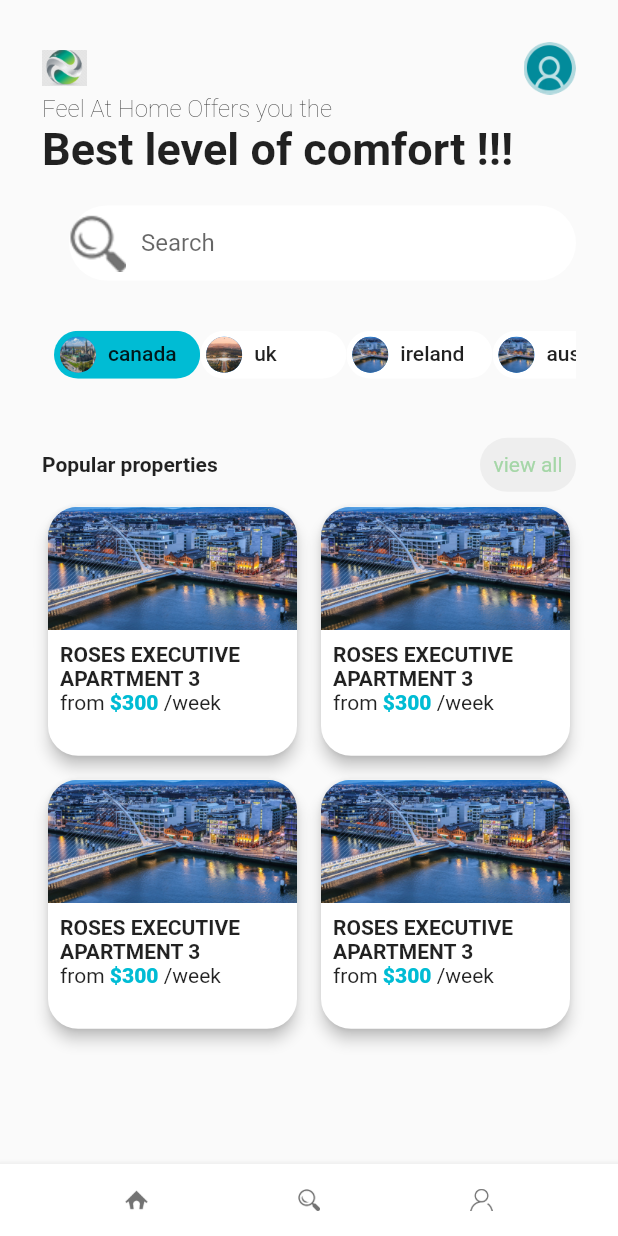
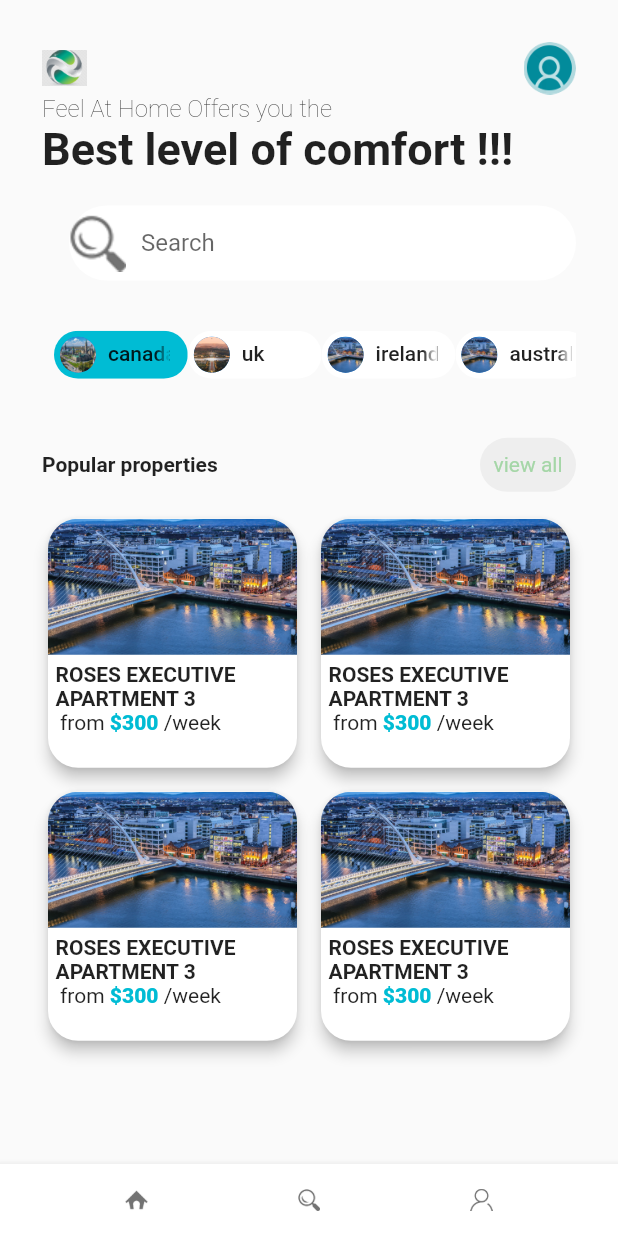
Before and after one commit to karmabe1iver/sampleui, a Flutter app: the screen it shows after launch, on a phone screen of 412 x 824 dp. Run offline on Flutter 3.47's test engine with Material 2 defaults, Android fonts, the phone set to English and light mode, and no system bars.

Commit message:
Merge remote-tracking branch 'origin/master'
# Conflicts:
#	lib/main.dart
#	lib/widget/choicechipCountry.dart
#	pubspec.yaml

```diff
--- a/lib/main.dart
+++ b/lib/main.dart
@@ -10,7 +10,6 @@ void main() {
 
 class MyApp extends StatelessWidget {
   const MyApp({super.key});
-
 
   @override
   Widget build(BuildContext context) {
@@ -103,7 +102,9 @@ class MyHomePage extends StatelessWidget {
                       )),
                 ),
                 ChoicechipCountry(),
-              Row(
+                Padding(
+                  padding: const EdgeInsets.only(bottom: 8.0),
+                  child: Row(
                     children: [
                       Text(
                         'Popular properties',
@@ -121,12 +122,14 @@ class MyHomePage extends StatelessWidget {
                         style: ButtonStyle(
                             backgroundColor:
                                 MaterialStateProperty.all(Colors.grey[200]),
-                        shape: MaterialStateProperty.all(RoundedRectangleBorder(
+                            shape: MaterialStateProperty.all(
+                                RoundedRectangleBorder(
                                     borderRadius: BorderRadius.circular(50))),
                             textStyle: MaterialStateProperty.all(
                                 TextStyle(color: Colors.green[700]))),
                       )
                     ],
+                  ),
                 ),
                 Expanded(child: GridList())
               ],
--- a/lib/widget/choicechipCountry.dart
+++ b/lib/widget/choicechipCountry.dart
@@ -29,7 +29,7 @@ class _ChoicechipCountryState extends State<ChoicechipCountry> {
               itemBuilder: (context, Index) {
                 return ChoiceChip(
                   label: Container(
-                      width: size.width * .12,
+                      width: size.width * .1,
                       height: 18,
                       child: Text(selector[Index].Countryname,textAlign: TextAlign.justify,)),
                   selected: _value == Index,
--- a/lib/widget/gridlist.dart
+++ b/lib/widget/gridlist.dart
@@ -15,6 +15,7 @@ class GridList extends StatelessWidget {
         //  Padding(
         // padding: const EdgeInsets.only(left: 10.0, right: 10.0),
         //  child:
+
         GridView.count(
       crossAxisCount: 2,
       mainAxisSpacing: 8.0,
@@ -31,13 +32,14 @@ class GridList extends StatelessWidget {
               crossAxisAlignment: CrossAxisAlignment.start,
               children: [
                 Container(
-                  height: size.height * .1,
-                  width: double.infinity,
+                  height: size.height * .11,
+                  width: size.width*.5,
                   decoration: BoxDecoration(
                       image: DecorationImage(
                         image: AssetImage(
                           details[index].imag,
                         ),
+
                         fit: BoxFit.cover,
                       ),
                       borderRadius: BorderRadius.only(
@@ -45,7 +47,7 @@ class GridList extends StatelessWidget {
                           topRight: Radius.circular(20))),
                 ),
                 Padding(
-                  padding: const EdgeInsets.only(left: 8.0, top: 8.0),
+                  padding: const EdgeInsets.only(left: 5.0, top: 5.0),
                   child: Text(
                     details[index].name,
                     maxLines: 2,
```
Lines whose indentation alone changed are shown as unchanged.
